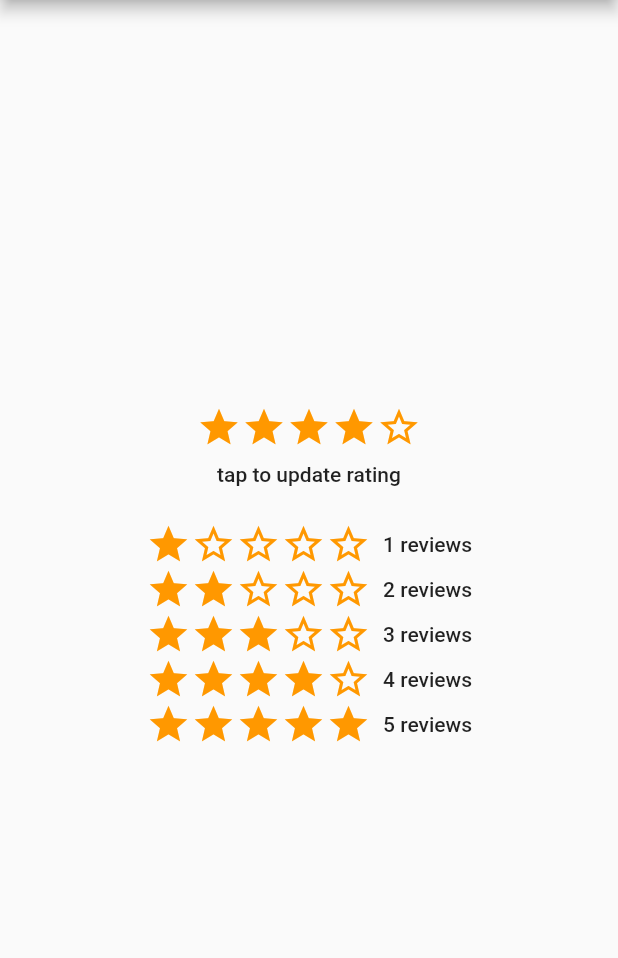
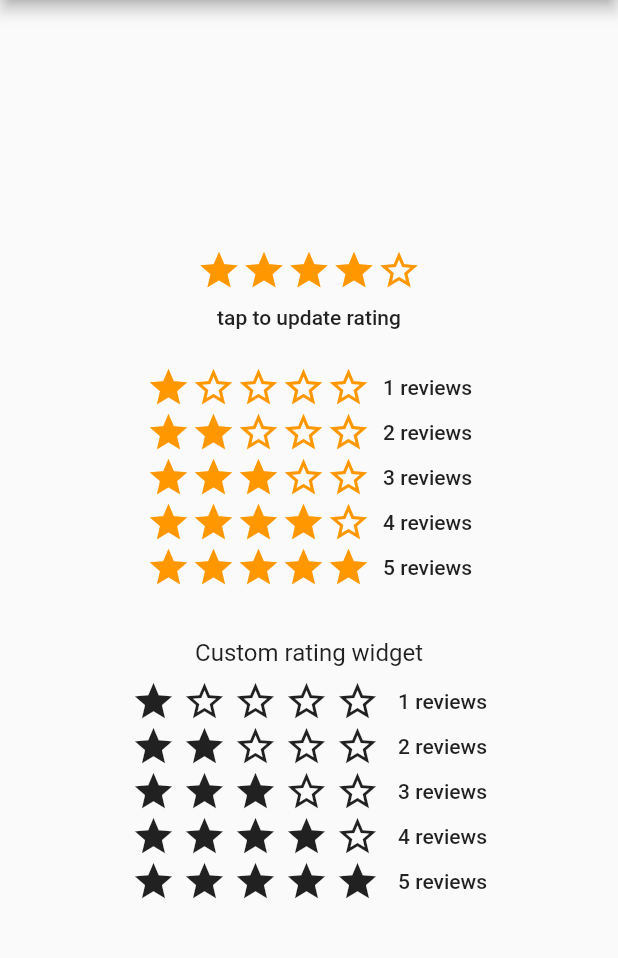
Before and after one commit to Mamun361054/awesome_rating, a Flutter app: the screen it shows after launch, on a phone screen of 412 x 824 dp, the part 84-1042 px from its top. Run offline on Flutter 3.47's test engine with Material 2 defaults, Android fonts, the phone set to English and light mode, and no system bars.

Commit message:
screenshot updated

```diff
--- a/example/lib/main.dart
+++ b/example/lib/main.dart
@@ -31,10 +31,8 @@ class MyHomePage extends StatefulWidget {
 }
 
 class _MyHomePageState extends State<MyHomePage> {
-
   @override
   Widget build(BuildContext context) {
-
     return Scaffold(
       appBar: AppBar(
         // Here we take the value from the MyHomePage object that was created by
@@ -48,8 +46,14 @@ class _MyHomePageState extends State<MyHomePage> {
           mainAxisAlignment: MainAxisAlignment.center,
           children: const <Widget>[
             _DemoItem2(),
-            SizedBox(height: 24.0,),
+            SizedBox(
+              height: 24.0,
+            ),
             _DemoItem1(),
+            SizedBox(
+              height: 24.0,
+            ),
+            _DemoItem3(),
           ],
         ),
       ),
@@ -58,7 +62,6 @@ class _MyHomePageState extends State<MyHomePage> {
 }
 
 class _DemoItem1 extends StatelessWidget {
-
   const _DemoItem1({Key? key}) : super(key: key);
 
   @override
@@ -164,7 +167,6 @@ class _DemoItem2 extends StatefulWidget {
 }
 
 class _DemoItem2State extends State<_DemoItem2> {
-
   double rating = 4.0;
 
   @override
@@ -172,13 +174,14 @@ class _DemoItem2State extends State<_DemoItem2> {
     return Column(
       mainAxisAlignment: MainAxisAlignment.center,
       children: <Widget>[
+
         AwesomeStarRating(
           starCount: 5,
           rating: rating,
           size: 30.0,
           color: Colors.orange,
-          onRatingChanged: (double value){
-            setState((){
+          onRatingChanged: (double value) {
+            setState(() {
               rating = value;
             });
           },
@@ -193,3 +196,127 @@ class _DemoItem2State extends State<_DemoItem2> {
     );
   }
 }
+
+class _DemoItem3 extends StatelessWidget {
+  const _DemoItem3({Key? key}) : super(key: key);
+
+  @override
+  Widget build(BuildContext context) {
+    return Column(
+      mainAxisAlignment: MainAxisAlignment.center,
+      children: <Widget>[
+        const SizedBox(height: 8.0),
+        Text(
+          'Custom rating widget',
+          style: Theme.of(context).textTheme.subtitle1,
+        ),
+        const SizedBox(height: 8.0),
+        Row(
+          mainAxisAlignment: MainAxisAlignment.center,
+          children: [
+            const AwesomeStarRating(
+              starCount: 5,
+              rating: 1.0,
+              size: 30.0,
+              customRatingWidget: RatingWidget(
+                  full: Icon(Icons.star_outlined,size: 30.0,),
+                  half: Icon(Icons.star_half_outlined,size: 30.0,),
+                  empty: Icon(Icons.star_border_purple500_outlined,size: 30.0,),),
+              color: Colors.orange,
+              borderColor: Colors.orange,
+            ),
+            const SizedBox(width: 8.0),
+            Text(
+              '1 reviews',
+              style: Theme.of(context).textTheme.bodyText1,
+            ),
+          ],
+        ),
+        Row(
+          mainAxisAlignment: MainAxisAlignment.center,
+          children: [
+            const AwesomeStarRating(
+              starCount: 5,
+              rating: 2.0,
+              size: 30.0,
+              customRatingWidget: RatingWidget(
+                full: Icon(Icons.star_outlined,size: 30.0,),
+                half: Icon(Icons.star_half_outlined,size: 30.0,),
+                empty: Icon(Icons.star_border_purple500_outlined,size: 30.0,),),
+              color: Colors.orange,
+              borderColor: Colors.orange,
+            ),
+            const SizedBox(width: 8.0),
+            Text(
+              '2 reviews',
+              style: Theme.of(context).textTheme.bodyText1,
+            ),
+          ],
+        ),
+        Row(
+          mainAxisAlignment: MainAxisAlignment.center,
+          children: [
+            const AwesomeStarRating(
+              starCount: 5,
+              rating: 3.0,
+              size: 30.0,
+              customRatingWidget: RatingWidget(
+                full: Icon(Icons.star_outlined,size: 30.0,),
+                half: Icon(Icons.star_half_outlined,size: 30.0,),
+                empty: Icon(Icons.star_border_purple500_outlined,size: 30.0,),),
+              color: Colors.orange,
+              borderColor: Colors.orange,
+            ),
+            const SizedBox(width: 8.0),
+            Text(
+              '3 reviews',
+              style: Theme.of(context).textTheme.bodyText1,
+            ),
+          ],
+        ),
+        Row(
+          mainAxisAlignment: MainAxisAlignment.center,
+          children: [
+            const AwesomeStarRating(
+              starCount: 5,
+              rating: 4.0,
+              size: 30.0,
+              customRatingWidget: RatingWidget(
+                full: Icon(Icons.star_outlined,size: 30.0,),
+                half: Icon(Icons.star_half_outlined,size: 30.0,),
+                empty: Icon(Icons.star_border_purple500_outlined,size: 30.0,),),
+              color: Colors.orange,
+              borderColor: Colors.orange,
+            ),
+            const SizedBox(width: 8.0),
+            Text(
+              '4 reviews',
+              style: Theme.of(context).textTheme.bodyText1,
+            ),
+          ],
+        ),
+        Row(
+          mainAxisAlignment: MainAxisAlignment.center,
+          children: [
+            const AwesomeStarRating(
+              starCount: 5,
+              rating: 5.0,
+              size: 30.0,
+              customRatingWidget: RatingWidget(
+                full: Icon(Icons.star_outlined,size: 30.0,),
+                half: Icon(Icons.star_half_outlined,size: 30.0,),
+                empty: Icon(Icons.star_border_purple500_outlined,size: 30.0,),),
+              color: Colors.orange,
+              borderColor: Colors.orange,
+            ),
+            const SizedBox(width: 8.0),
+            Text(
+              '5 reviews',
+              style: Theme.of(context).textTheme.bodyText1,
+            ),
+          ],
+        ),
+      ],
+    );
+  }
+}
--- a/lib/awesome_rating.dart
+++ b/lib/awesome_rating.dart
@@ -1,2 +1,2 @@
-
 export 'package:awesome_rating/src/awesome_rating.dart';
+export 'package:awesome_rating/src/contents/content.dart';
--- a/lib/src/awesome_rating.dart
+++ b/lib/src/awesome_rating.dart
@@ -1,6 +1,8 @@
 library awesome_rating;
 
 import 'package:flutter/material.dart';
+import 'contents/content.dart';
+
 
 typedef RatingChangeCallback = void Function(double rating);
 
@@ -12,6 +14,7 @@ class AwesomeStarRating extends StatelessWidget {
   final Color? borderColor;
   final double size;
   final bool allowHalfRating;
+  final RatingWidget? customRatingWidget;
   final IconData? filledIconData;
   final IconData? halfFilledIconData;
   final IconData? defaultIconData;
@@ -27,13 +30,23 @@ class AwesomeStarRating extends StatelessWidget {
     this.color,
     this.borderColor,
     this.size = 25,
+    this.customRatingWidget,
     this.filledIconData,
     this.halfFilledIconData,
     this.allowHalfRating = true,
   }) : super(key: key);
 
   Widget buildStar(BuildContext context, int index) {
-    Icon icon;
+    Widget icon;
+    if(customRatingWidget != null){
+      if (index >= rating) {
+        icon = Container(padding: const EdgeInsets.only(right: 4.0),child: customRatingWidget!.empty);
+      } else if (index > rating - (allowHalfRating ? 0.5 : 1.0) && index < rating) {
+        icon = Container(padding: const EdgeInsets.only(right: 4.0),child: customRatingWidget!.half);
+      } else {
+        icon = Container(padding: const EdgeInsets.only(right: 4.0),child: customRatingWidget!.full);
+      }
+    }else{
       if (index >= rating) {
         icon = Icon(
           defaultIconData ?? Icons.star_border,
@@ -52,6 +65,7 @@ class AwesomeStarRating extends StatelessWidget {
           color: color ?? Theme.of(context).primaryColor,
           size: size,
         );
+      }
     }
 
     return GestureDetector(
@@ -82,8 +96,7 @@ class AwesomeStarRating extends StatelessWidget {
       child: Wrap(
           alignment: WrapAlignment.start,
           spacing: spacing,
-          children:
-              List.generate(starCount, (index) => buildStar(context, index))),
+          children:List.generate(starCount, (index) => buildStar(context, index))),
     );
   }
 }
--- /dev/null
+++ b/lib/src/contents/content.dart
@@ -0,0 +1 @@
+export 'custom_rating.dart';
--- /dev/null
+++ b/lib/src/contents/custom_rating.dart
@@ -0,0 +1,14 @@
+import 'package:flutter/cupertino.dart';
+
+class RatingWidget {
+  ///when item fully rated then this widget to be used
+  final Widget full;
+
+  ///when item half rated then this widget to be used
+  final Widget half;
+
+  ///when item unrated then this widget to be used
+  final Widget empty;
+
+  const RatingWidget({required this.full, required this.half, required this.empty});
+}
--- a/pubspec.yaml
+++ b/pubspec.yaml
@@ -1,6 +1,6 @@
 name: awesome_rating
 description: A simple awesome rating widget for flutter which also include fully customizaable, supporting any fraction of rating.
-version: 0.0.2
+version: 0.0.3
 homepage: https://github.com/Mamun361054/awesome_rating
 
 environment:
```
Also changed, not shown: example/pubspec.lock, images/screenshot-1.png, images/screenshot-2.png, images/screenshot-3.png (added), 2 other files. Lines whose indentation alone changed are shown as unchanged.
